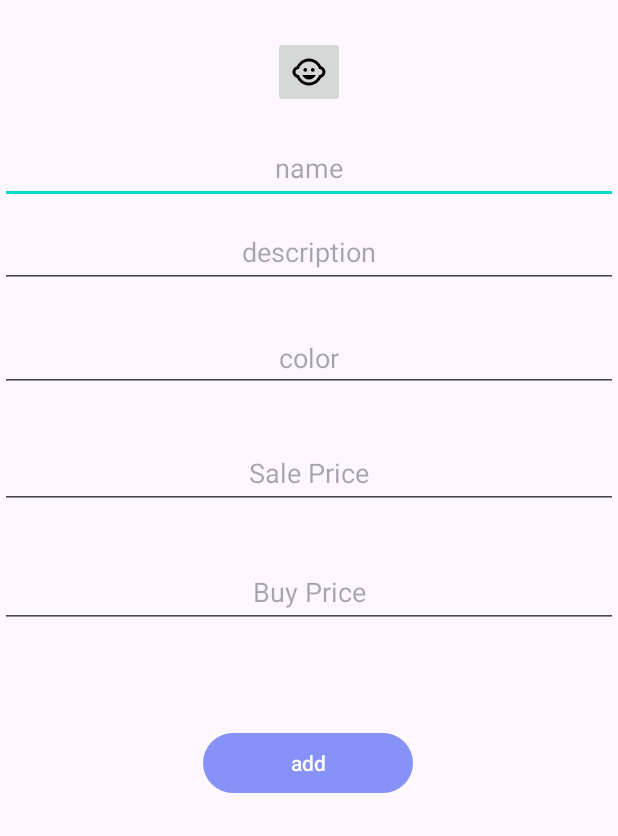
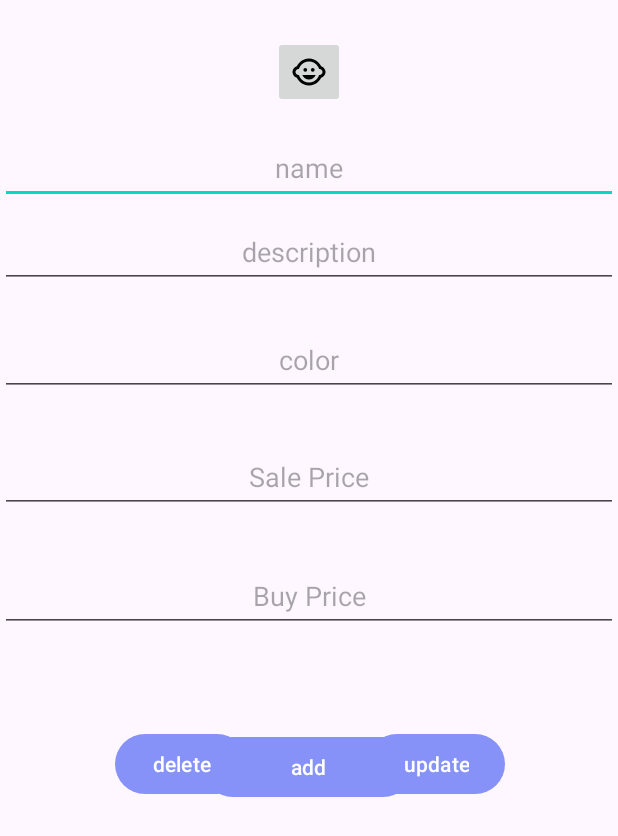
Before and after one commit to LoransMubariky/Loransproject, an Android app: the layout activity_add_product.xml on its own in the app's theme, with its tools: preview values and no code run, on a phone screen of 412 x 824 dp. Shown: the top 836 px of the screen. Run offline under Robolectric (Android 15) with nearby library versions, the phone set to English and light mode, and no system bars.

Commit message:
add product

```diff
--- a/app/src/main/res/layout/activity_add_product.xml
+++ b/app/src/main/res/layout/activity_add_product.xml
@@ -85,16 +85,36 @@
     <EditText
         android:id="@+id/etColor"
         android:layout_width="0dp"
-        android:layout_height="wrap_content"
+        android:layout_height="48dp"
         android:layout_marginTop="24dp"
         android:ems="10"
         android:hint="color"
+        android:inputType="text"
         android:textAlignment="center"
-        android:inputType="text"
         app:layout_constraintEnd_toEndOf="parent"
         app:layout_constraintHorizontal_bias="1.0"
         app:layout_constraintStart_toStartOf="parent"
         app:layout_constraintTop_toBottomOf="@+id/etDesc" />
 
+    <Button
+        android:id="@+id/btDelete"
+        android:layout_width="wrap_content"
+        android:layout_height="wrap_content"
+        android:layout_marginTop="64dp"
+        android:layout_marginEnd="80dp"
+        android:text="delete"
+        app:layout_constraintEnd_toStartOf="@+id/btUpdate"
+        app:layout_constraintTop_toBottomOf="@+id/etBuyPrice" />
+
+    <Button
+        android:id="@+id/btUpdate"
+        android:layout_width="wrap_content"
+        android:layout_height="wrap_content"
+        android:layout_marginTop="64dp"
+        android:layout_marginEnd="75dp"
+        android:text="update"
+        app:layout_constraintEnd_toEndOf="parent"
+        app:layout_constraintTop_toBottomOf="@+id/etBuyPrice" />
+
 
 </androidx.constraintlayout.widget.ConstraintLayout>
```
Also changed, not shown: app/src/main/java/com/example/loransmubarikyproj/Admin/AddProduct.java (+83 -6 lines), app/src/main/java/com/example/loransmubarikyproj/Class/Product.java (+36 -10 lines), app/src/main/java/com/example/loransmubarikyproj/MainActivity.java (+7 -12 lines), app/src/main/java/com/example/loransmubarikyproj/SignupActivity.java (+25 -4 lines), app/src/main/res/layout/activity_sign_up.xml (+23 -1 lines).
